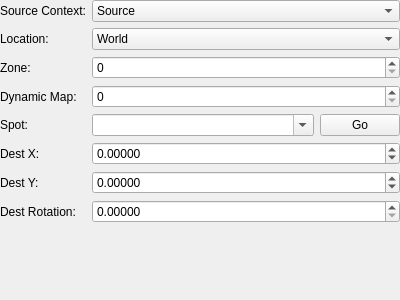
Before: the Qt Designer form tools/cathedral/ui/ActionZoneChange.ui in comphack/comp_hack, drawn with Qt 5.
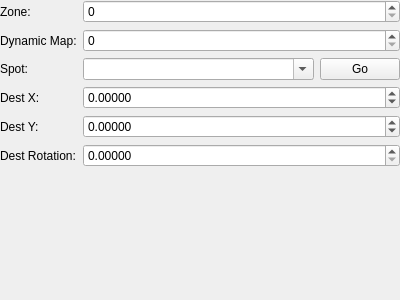
After: the same form once the commit is applied.

Commit message: Minimizing the base action UI

Patch:
```diff
--- a/tools/cathedral/ui/ActionZoneChange.ui
+++ b/tools/cathedral/ui/ActionZoneChange.ui
@@ -25,78 +25,42 @@
    </property>
    <item>
     <layout class="QFormLayout" name="formLayout">
-     <item row="2" column="0">
+     <item row="0" column="0">
       <widget class="QLabel" name="lblZone">
        <property name="text">
         <string>Zone:</string>
        </property>
       </widget>
      </item>
-     <item row="0" column="0">
-      <widget class="QLabel" name="lblSourceContext">
-       <property name="text">
-        <string>Source Context:</string>
-       </property>
-      </widget>
-     </item>
-     <item row="1" column="0">
-      <widget class="QLabel" name="lblLocation">
-       <property name="text">
-        <string>Location:</string>
-       </property>
-      </widget>
-     </item>
      <item row="0" column="1">
-      <widget class="QComboBox" name="sourceContext">
-       <item>
-        <property name="text">
-         <string>Source</string>
-        </property>
-       </item>
-       <item>
-        <property name="text">
-         <string>Party</string>
-        </property>
-       </item>
-       <item>
-        <property name="text">
-         <string>All</string>
-        </property>
-       </item>
+      <widget class="QSpinBox" name="zone">
+       <property name="maximum">
+        <number>2147483647</number>
+       </property>
       </widget>
      </item>
-     <item row="1" column="1">
-      <widget class="QComboBox" name="location">
-       <item>
-        <property name="text">
-         <string>World</string>
-        </property>
-       </item>
-       <item>
-        <property name="text">
-         <string>Channel</string>
-        </property>
-       </item>
-       <item>
-        <property name="text">
-         <string>Instance</string>
-        </property>
-       </item>
-       <item>
-        <property name="text">
-         <string>Zone</string>
-        </property>
-       </item>
-      </widget>
-     </item>
-     <item row="3" column="0">
+     <item row="1" column="0">
       <widget class="QLabel" name="lblDynamicMap">
        <property name="text">
         <string>Dynamic Map:</string>
        </property>
       </widget>
      </item>
-     <item row="4" column="1">
+     <item row="1" column="1">
+      <widget class="QSpinBox" name="dynamicMap">
+       <property name="maximum">
+        <number>2147483647</number>
+       </property>
+      </widget>
+     </item>
+     <item row="2" column="0">
+      <widget class="QLabel" name="lblSpot">
+       <property name="text">
+        <string>Spot:</string>
+       </property>
+      </widget>
+     </item>
+     <item row="2" column="1">
       <layout class="QHBoxLayout" name="layoutSpot">
        <item>
         <widget class="QComboBox" name="spot">
@@ -120,81 +84,60 @@
        </item>
       </layout>
      </item>
-     <item row="4" column="0">
-      <widget class="QLabel" name="lblSpot">
-       <property name="text">
-        <string>Spot:</string>
-       </property>
-      </widget>
-     </item>
-     <item row="5" column="1">
-      <widget class="QDoubleSpinBox" name="x">
-       <property name="decimals">
-        <number>5</number>
-       </property>
-       <property name="minimum">
-        <double>-1000000000.000000000000000</double>
-       </property>
-       <property name="maximum">
-        <double>1000000000.000000000000000</double>
-       </property>
-      </widget>
-     </item>
-     <item row="6" column="1">
-      <widget class="QDoubleSpinBox" name="y">
-       <property name="decimals">
-        <number>5</number>
-       </property>
-       <property name="minimum">
-        <double>-1000000000.000000000000000</double>
-       </property>
-       <property name="maximum">
-        <double>1000000000.000000000000000</double>
-       </property>
-      </widget>
-     </item>
-     <item row="7" column="1">
-      <widget class="QDoubleSpinBox" name="rot">
-       <property name="decimals">
-        <number>5</number>
-       </property>
-       <property name="maximum">
-        <double>6.283190000000000</double>
-       </property>
-      </widget>
-     </item>
-     <item row="5" column="0">
+     <item row="3" column="0">
       <widget class="QLabel" name="lblX">
        <property name="text">
         <string>Dest X:</string>
        </property>
       </widget>
      </item>
-     <item row="6" column="0">
+     <item row="3" column="1">
+      <widget class="QDoubleSpinBox" name="x">
+       <property name="decimals">
+        <number>5</number>
+       </property>
+       <property name="minimum">
+        <double>-1000000000.000000000000000</double>
+       </property>
+       <property name="maximum">
+        <double>1000000000.000000000000000</double>
+       </property>
+      </widget>
+     </item>
+     <item row="4" column="0">
       <widget class="QLabel" name="lblY">
        <property name="text">
         <string>Dest Y:</string>
        </property>
       </widget>
      </item>
-     <item row="7" column="0">
+     <item row="4" column="1">
+      <widget class="QDoubleSpinBox" name="y">
+       <property name="decimals">
+        <number>5</number>
+       </property>
+       <property name="minimum">
+        <double>-1000000000.000000000000000</double>
+       </property>
+       <property name="maximum">
+        <double>1000000000.000000000000000</double>
+       </property>
+      </widget>
+     </item>
+     <item row="5" column="0">
       <widget class="QLabel" name="lblRot">
        <property name="text">
         <string>Dest Rotation:</string>
        </property>
       </widget>
      </item>
-     <item row="3" column="1">
-      <widget class="QSpinBox" name="dynamicMap">
-       <property name="maximum">
-        <number>2147483647</number>
+     <item row="5" column="1">
+      <widget class="QDoubleSpinBox" name="rot">
+       <property name="decimals">
+        <number>5</number>
        </property>
-      </widget>
-     </item>
-     <item row="2" column="1">
-      <widget class="QSpinBox" name="zone">
        <property name="maximum">
-        <number>2147483647</number>
+        <double>6.283190000000000</double>
        </property>
       </widget>
      </item>
```
The commit also changes 50 other files.
